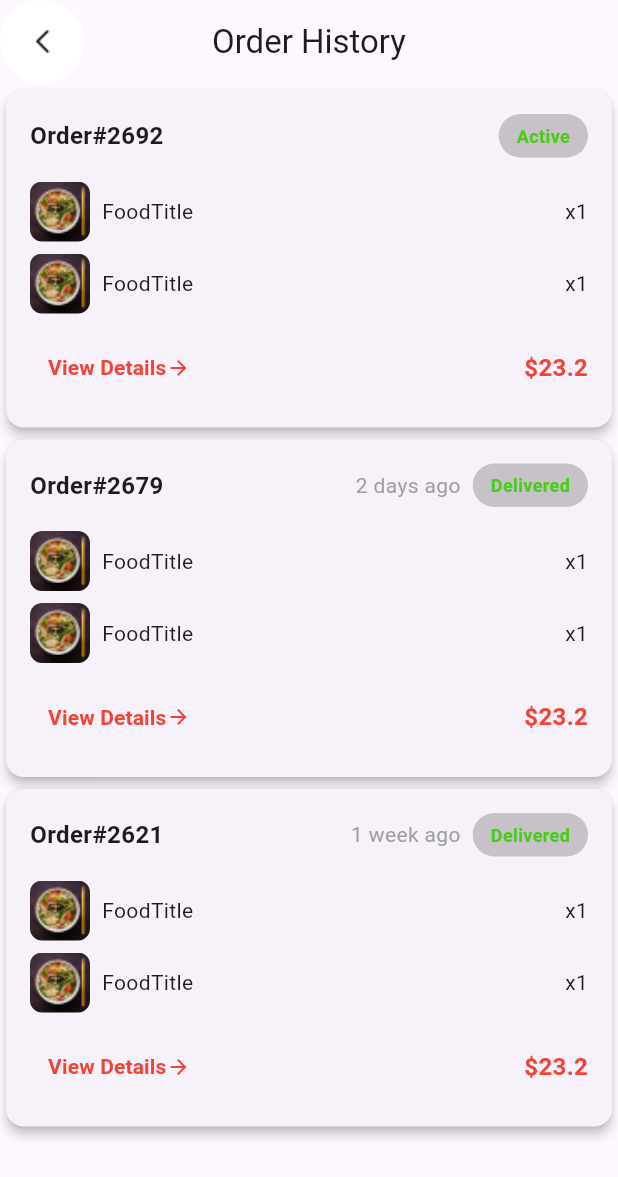
After one commit to mustakimcse/new_stack_food, a Flutter app: the OrderHistoryScreen screen opened directly, on a phone screen of 412 x 824 dp. The commit adds this screen. Shown: the top 1177 px of the screen. Run offline on Flutter 3.47's test engine with Material 3 defaults, Android fonts, the phone set to English and light mode, and no system bars; our stand-ins replace cached_network_image, get, image_picker, shared_preferences; accounts and stored records are empty; network calls fail.

Commit message:
order history

```diff
--- /dev/null
+++ b/lib/model/profile/order_history_model.dart
@@ -0,0 +1,29 @@
+class OrderModel {
+  final String orderId;
+  final String date;
+  final String status;
+  final List<OrderItem> items;
+  final double total;
+
+
+  OrderModel({
+    required this.orderId,
+    required this.date,
+    required this.status,
+    required this.items,
+    required this.total,
+
+  });
+}
+
+class OrderItem {
+  final String image;
+  final String title;
+  final int quantity;
+
+  OrderItem({
+    required this.image,
+    required this.title,
+    required this.quantity,
+  });
+}
--- a/lib/screen/food_screen.dart
+++ b/lib/screen/food_screen.dart
@@ -43,8 +43,8 @@ class _FoodScreenState extends State<FoodScreen> {
   String? selectedType = "S";
   // List of sizes with prices
   final List<Map<String, dynamic>> typeList = [
-    {"value": "S", "name": "Baby spinach", "price": 2.30,"image":"assets/food/res14"},
-    {"value": "M", "name": "Mushroom", "price": 2.30,"image":"assets/food/res15"},
+    {"value": "S", "name": "Baby spinach", "price": 2.30,"image":"assets/food/res17.png"},
+    {"value": "M", "name": "Mushroom", "price": 2.30,"image":"assets/food/res18.png"},
   ];
 
   @override
@@ -281,9 +281,10 @@ class _FoodScreenState extends State<FoodScreen> {
                         Padding(
                           padding: const EdgeInsets.symmetric(vertical: 8.0),
                           child: Row(
-                            mainAxisAlignment: MainAxisAlignment.spaceBetween,
+                            //mainAxisAlignment: MainAxisAlignment.spaceBetween,
                             children: [
                               // Size Name
+                              Image.asset(type["image"]),
                               Text(
                                 type["name"],
                                 style: const TextStyle(
@@ -291,6 +292,7 @@ class _FoodScreenState extends State<FoodScreen> {
                                   fontWeight: FontWeight.w500,
                                 ),
                               ),
+                              Spacer(),
                               Row(
                                 children: [
                                   // Price
--- /dev/null
+++ b/lib/screen/profile/order_history_screen.dart
@@ -0,0 +1,87 @@
+import 'package:flutter/material.dart';
+import 'package:stack_food/widgets/order_history_list_widget.dart';
+
+import '../../model/profile/order_history_model.dart';
+
+class OrderHistoryScreen extends StatefulWidget {
+  const OrderHistoryScreen({super.key});
+
+  @override
+  State<OrderHistoryScreen> createState() => _OrderHistoryScreenState();
+}
+
+class _OrderHistoryScreenState extends State<OrderHistoryScreen> {
+
+  List<OrderModel> orders = [
+    OrderModel(
+      orderId: "2692",
+      date: "Active",
+      status: "Active",
+      items: [
+        OrderItem(image: "assets/food/res19.png",title: "FoodTitle", quantity: 1),
+        OrderItem(image: "assets/food/res19.png",title: "FoodTitle", quantity: 1),
+      ],
+      total: 23.20,
+    ),
+    OrderModel(
+      orderId: "2679",
+      date: "2 days ago",
+      status: "Delivered",
+      items: [
+        OrderItem(image: "assets/food/res19.png",title: "FoodTitle", quantity: 1),
+        OrderItem(image: "assets/food/res19.png",title: "FoodTitle", quantity: 1),
+      ],
+      total: 23.20,
+    ),
+    OrderModel(
+      orderId: "2621",
+      date: "1 week ago",
+      status: "Delivered",
+      items: [
+        OrderItem(
+          image: "assets/food/res19.png",
+            title: "FoodTitle",
+            quantity: 1
+        ),
+        OrderItem(image: "assets/food/res19.png",title: "FoodTitle", quantity: 1),
+      ],
+      total: 23.20,
+    ),
+  ];
+
+  @override
+  Widget build(BuildContext context) {
+    return Scaffold(
+      appBar: AppBar(
+        leading: Container(
+            decoration: const BoxDecoration(
+              color: Colors.white,
+              borderRadius: BorderRadius.all(Radius.circular(35)),
+
+            ),
+            child: Image.asset("assets/icon/rectangle.png")
+        ),
+        title: Text("Order History"),
+        centerTitle: true,
+      ),
+      body: CustomScrollView(
+        slivers: [
+          SliverList.builder(
+            itemCount: orders.length,
+              itemBuilder: (context,index){
+                final data=orders[index];
+                return OrderHistoryWidget(
+                    orderId: data.orderId,
+                    date: data.date,
+                    status: data.status,
+                    statusColor: 1,
+                    items: data.items,
+                    total: data.total
+                );
+              }
+          )
+        ],
+      ),
+    );
+  }
+}
--- a/lib/screen/setting_screen.dart
+++ b/lib/screen/setting_screen.dart
@@ -2,6 +2,7 @@ import 'package:flutter/material.dart';
 import 'package:get/get.dart';
 import 'package:get/get_core/src/get_main.dart';
 import 'package:stack_food/model/upload_model.dart';
+import 'package:stack_food/screen/profile/order_history_screen.dart';
 import 'package:stack_food/screen/profile/profile_update_screen.dart';
 
 import '../model/setting_model.dart';
@@ -36,13 +37,13 @@ class _SettingScreenState extends State<SettingScreen> {
     ),
 
     SettingModel(
-      id: 3,
+      id: 4,
       name: "Order History",
       iconImage: "assets/setting/time_past.png",
     ),
 
     SettingModel(
-      id: 4,
+      id: 5,
       name: "Wallet",
       iconImage: "assets/setting/wallet.png",
     ),
@@ -110,14 +111,20 @@ class _SettingScreenState extends State<SettingScreen> {
           SliverList.builder(
               itemCount: settingList.length,
               itemBuilder: (context,index){
+                final option=settingList[index];
                 return InkWell(
                   onTap: (){
-                    Get.to(const ProfileUpdateScreen());
+                    if(option.id==1){
+                      Get.to(const ProfileUpdateScreen());
+                    }else if(option.id==4){
+                      Get.to(OrderHistoryScreen());
+                    }
+
                   },
                   child: Padding(
                     padding: const EdgeInsets.all(8.0),
                     child: Container(
-                      padding: EdgeInsets.all(20),
+                      padding: const EdgeInsets.all(20),
                       decoration: BoxDecoration(
                         color: Colors.white,
                         borderRadius: BorderRadius.circular(12),
--- a/lib/screen/single_product_screen.dart
+++ /dev/null
@@ -1,21 +0,0 @@
-import 'package:flutter/material.dart';
-
-class SingleProductScreen extends StatefulWidget {
-  const SingleProductScreen({super.key});
-
-  @override
-  State<SingleProductScreen> createState() => _SingleProductScreenState();
-}
-
-class _SingleProductScreenState extends State<SingleProductScreen> {
-  @override
-  Widget build(BuildContext context) {
-    return Scaffold(
-      body: CustomScrollView(
-        slivers: [
-
-        ],
-      ),
-    );
-  }
-}
--- /dev/null
+++ b/lib/widgets/order_history_list_widget.dart
@@ -0,0 +1,134 @@
+import 'package:flutter/material.dart';
+import '../../model/profile/order_history_model.dart';
+
+class OrderHistoryWidget extends StatelessWidget {
+  final String orderId;
+  final String date;
+  final String status;
+  final int statusColor;
+  final List<OrderItem> items;
+  final double total;
+
+  const OrderHistoryWidget({
+    super.key,
+    required this.orderId,
+    required this.date,
+    required this.status,
+    required this.statusColor,
+    required this.items,
+    required this.total,
+  });
+
+  @override
+  Widget build(BuildContext context) {
+    return Card(
+      elevation: 3,
+      shape: RoundedRectangleBorder(borderRadius: BorderRadius.circular(12)),
+      child: Padding(
+        padding: const EdgeInsets.all(16.0),
+        child: Column(
+          crossAxisAlignment: CrossAxisAlignment.start,
+          children: [
+            Row(
+              mainAxisAlignment: MainAxisAlignment.spaceBetween,
+              children: [
+                Text(
+                  'Order#$orderId',
+                  style: const TextStyle(
+                    fontWeight: FontWeight.bold,
+                    fontSize: 16,
+                  ),
+                ),
+                Row(
+                  children: [
+                    if (date != "Active")
+                      Text(
+                        date,
+                        style: const TextStyle(color: Colors.grey, fontSize: 14),
+                      ),
+                    const SizedBox(width: 8),
+                    Container(
+                      padding: const EdgeInsets.symmetric(horizontal: 12, vertical: 6),
+                      decoration: BoxDecoration(
+                        color: Color(statusColor).withOpacity(0.2),
+                        borderRadius: BorderRadius.circular(20),
+                      ),
+                      child: Text(
+                        status,
+                        style: TextStyle(
+                          color: Color(0xff4acb1a),
+                          fontWeight: FontWeight.bold,
+                          fontSize: 12,
+                        ),
+                      ),
+                    ),
+                  ],
+                ),
+              ],
+            ),
+            const SizedBox(height: 12),
+            Column(
+              children: items.map((item) {
+                return Padding(
+                  padding: const EdgeInsets.symmetric(vertical: 4),
+                  child: Row(
+                    mainAxisAlignment: MainAxisAlignment.spaceBetween,
+                    children: [
+                      Row(
+                        children: [
+                          Container(
+                            width: 40,
+                            height: 40,
+                            decoration: BoxDecoration(
+                              borderRadius: BorderRadius.circular(8),
+                              image: DecorationImage(
+                                image: AssetImage(item.image),
+                                fit: BoxFit.cover,
+                              ),
+                            ),
+                          ),
+                          const SizedBox(width: 8),
+                          Text(item.title),
+                        ],
+                      ),
+                      Text('x${item.quantity}'),
+                    ],
+                  ),
+                );
+              }).toList(),
+            ),
+            const SizedBox(height: 8),
+            Row(
+              mainAxisAlignment: MainAxisAlignment.spaceBetween,
+              children: [
+                TextButton(
+                  onPressed: () {},
+                  child: Row(
+                    children: const [
+                      Text(
+                        'View Details',
+                        style: TextStyle(
+                          color: Colors.red,
+                          fontWeight: FontWeight.bold,
+                        ),
+                      ),
+                      Icon(Icons.arrow_forward, size: 16, color: Colors.red),
+                    ],
+                  ),
+                ),
+                Text(
+                  '\$$total',
+                  style: const TextStyle(
+                    color: Colors.red,
+                    fontWeight: FontWeight.bold,
+                    fontSize: 16,
+                  ),
+                ),
+              ],
+            ),
+          ],
+        ),
+      ),
+    );
+  }
+}
--- a/pubspec.yaml
+++ b/pubspec.yaml
@@ -115,6 +115,7 @@ flutter:
    - assets/food/res16.png
    - assets/food/res17.png
    - assets/food/res18.png
+   - assets/food/res19.png
    - assets/shafe/shafe1.png
    - assets/shafe/shafe2.png
    - assets/man/per1.png
```
Also changed, not shown: assets/food/res19.png (added).
